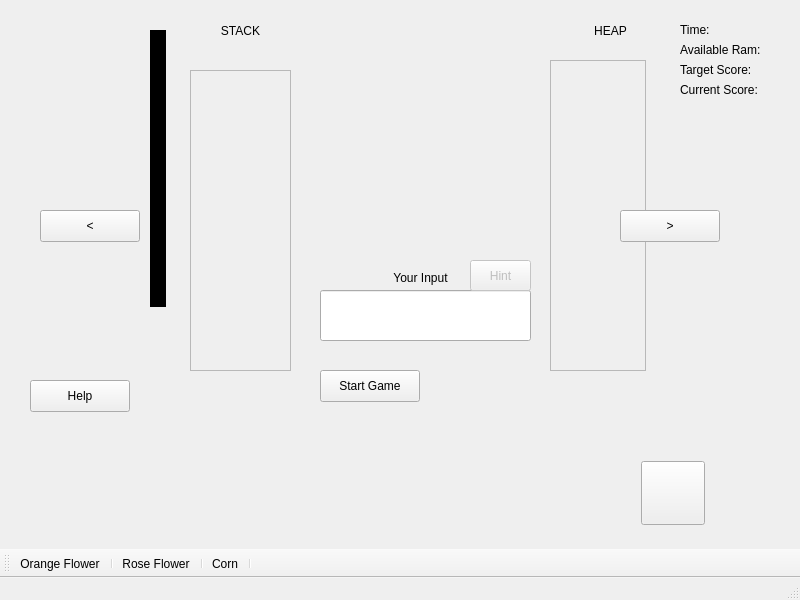
The window that EducationalApplication/mainwindow.ui (scottskidmore/EducationGame) describes before a commit, drawn with Qt 5.
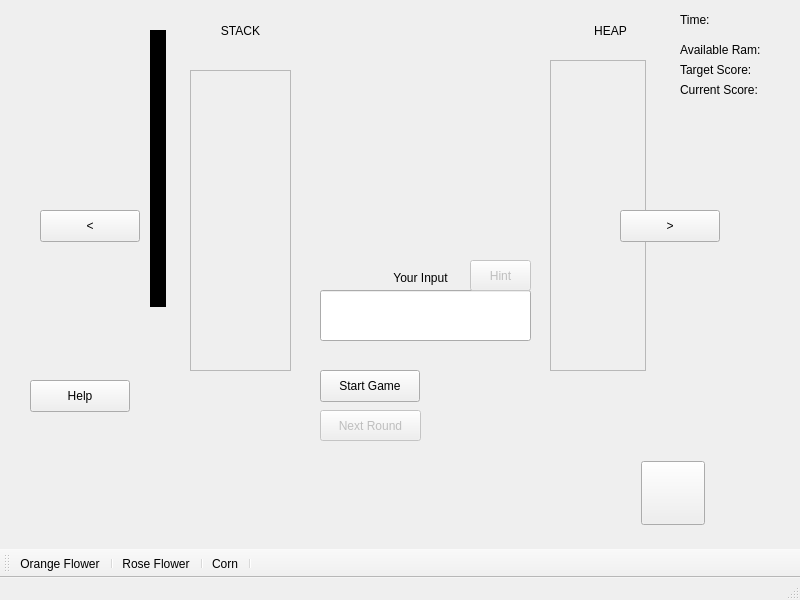
The same window after the commit. Icons and pictures are not drawn. Custom widgets are drawn as their Qt base class.

Commit message: Added a new round button, enables when time hits zero. When time hits zero, clears the stack.

Diff of the .ui file:
```diff
--- a/EducationalApplication/mainwindow.ui
+++ b/EducationalApplication/mainwindow.ui
@@ -190,14 +190,20 @@
     <property name="geometry">
      <rect>
       <x>680</x>
-      <y>20</y>
+      <y>-1</y>
       <width>91</width>
-      <height>20</height>
+      <height>41</height>
      </rect>
     </property>
     <property name="text">
      <string>Time:</string>
     </property>
+    <property name="scaledContents">
+     <bool>true</bool>
+    </property>
+    <property name="wordWrap">
+     <bool>true</bool>
+    </property>
    </widget>
    <widget class="QLabel" name="currentRamLabel">
     <property name="geometry">
@@ -320,6 +326,22 @@
      <string>Current Score:</string>
     </property>
    </widget>
+   <widget class="QPushButton" name="startRound">
+    <property name="enabled">
+     <bool>false</bool>
+    </property>
+    <property name="geometry">
+     <rect>
+      <x>320</x>
+      <y>410</y>
+      <width>101</width>
+      <height>31</height>
+     </rect>
+    </property>
+    <property name="text">
+     <string>Next Round</string>
+    </property>
+   </widget>
    <zorder>timerLabel</zorder>
    <zorder>scrollArea_2</zorder>
    <zorder>label</zorder>
```
Left out of the diff: 3 changed lines with no effect on the pictures. The commit also changes 4 other files.
